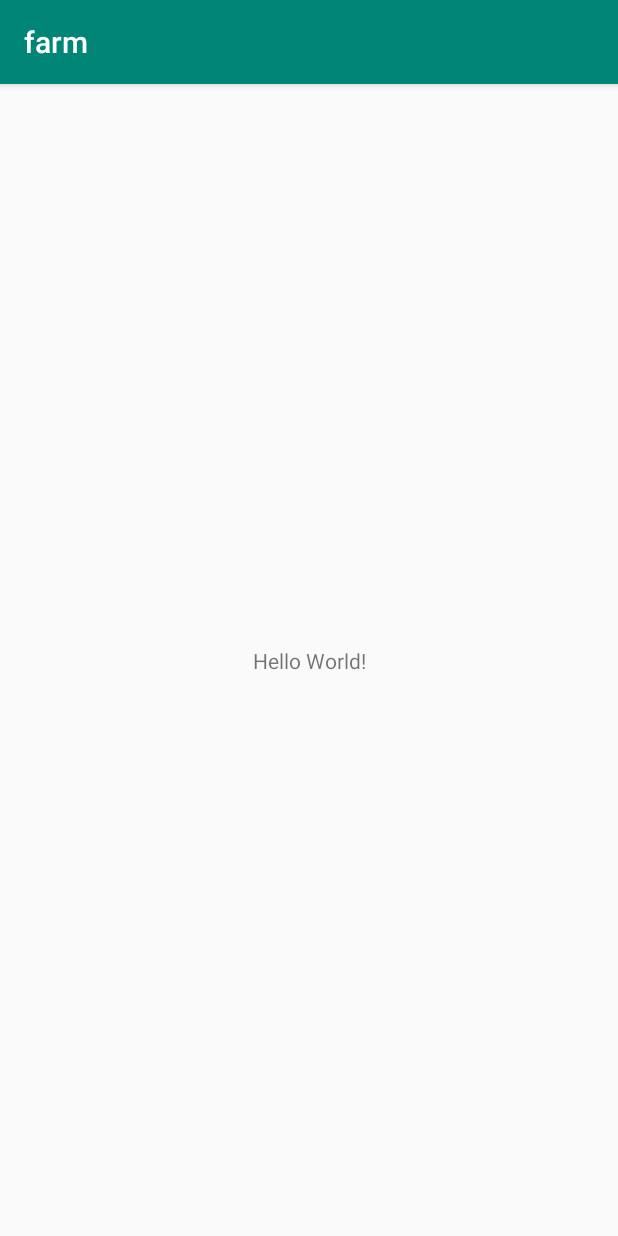
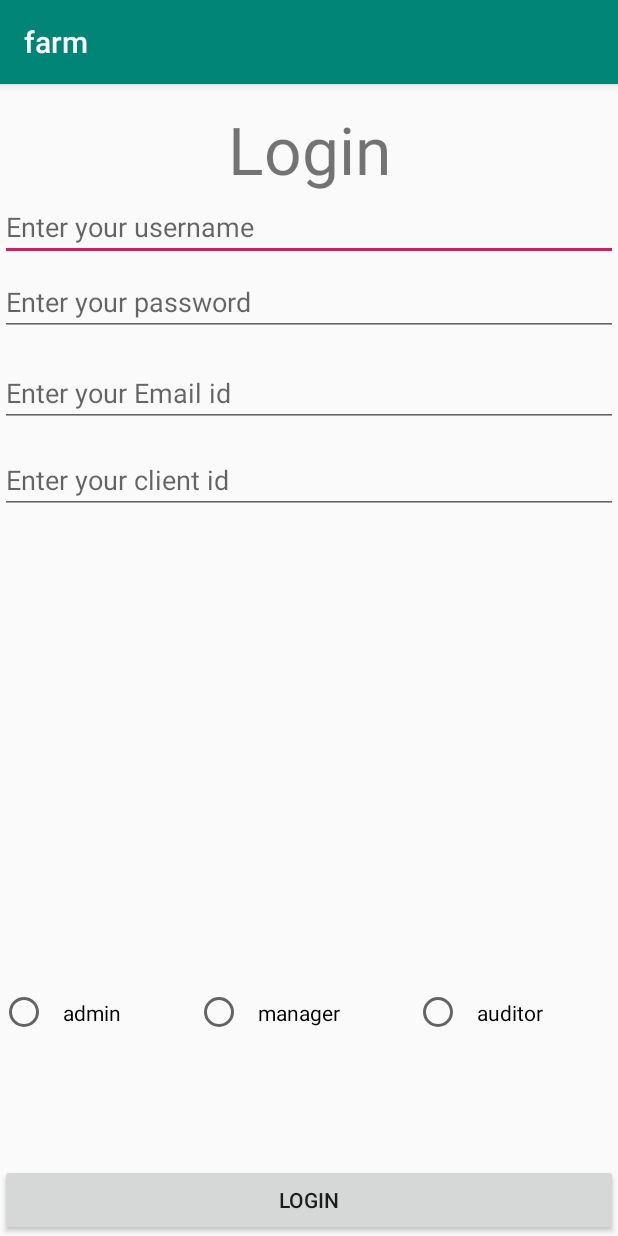
Before and after one commit to Rawkush/farm-app, an Android app: the screen it shows after launch (Login), on a phone screen of 412 x 824 dp. Run offline under Robolectric (Android 15) with nearby library versions, the light colour scheme and no system bars.

Commit message:
basic skeleton

```diff
--- a/app/src/main/AndroidManifest.xml
+++ b/app/src/main/AndroidManifest.xml
@@ -9,7 +9,7 @@
         android:roundIcon="@mipmap/ic_launcher_round"
         android:supportsRtl="true"
         android:theme="@style/AppTheme">
-        <activity android:name=".Login">
+        <activity android:name=".activity.Login">
             <intent-filter>
                 <action android:name="android.intent.action.MAIN" />
 
--- a/app/src/main/java/farm/gecdevelopers/com/farm/Login.java
+++ /dev/null
@@ -1,13 +0,0 @@
-package farm.gecdevelopers.com.farm;
-
-import android.support.v7.app.AppCompatActivity;
-import android.os.Bundle;
-
-public class Login extends AppCompatActivity {
-
-    @Override
-    protected void onCreate(Bundle savedInstanceState) {
-        super.onCreate(savedInstanceState);
-        setContentView(R.layout.activity_login);
-    }
-}
--- /dev/null
+++ b/app/src/main/java/farm/gecdevelopers/com/farm/activity/Login.java
@@ -0,0 +1,72 @@
+package farm.gecdevelopers.com.farm.activity;
+
+import android.support.v7.app.AppCompatActivity;
+import android.os.Bundle;
+import android.util.Log;
+import android.view.View;
+import android.widget.Button;
+import android.widget.EditText;
+import android.widget.RadioButton;
+
+import farm.gecdevelopers.com.farm.R;
+
+public class Login extends AppCompatActivity {
+    RadioButton rbType_1,rbType_2,rbType_3;
+    EditText edUserName,edPassword, edEmail,edClientId;
+    Button btLogin;
+    final String TAG="My Tag";
+
+    @Override
+    protected void onCreate(Bundle savedInstanceState) {
+        super.onCreate(savedInstanceState);
+        setContentView(R.layout.activity_login);
+
+        initViews();
+
+        btLogin.setOnClickListener(new View.OnClickListener() {
+            @Override
+            public void onClick(View view) {
+                login();
+            }
+        });
+
+
+    }
+
+private void login(){
+        isFormFilled();
+        //TODO perform check or authenticity
+
+}
+
+
+private boolean isFormFilled(){
+        //TODO adding error for wrong data and empt data
+
+        if(edUserName.getText().toString().equals("") || edPassword.getText().toString().equals("")
+                || edEmail.getText().toString().equals("")||edClientId.getText().toString().equals(""))
+            return false;
+        if(!isTypeSelected())
+            return  false;
+
+        Log.v(TAG,"Form is filled properly");
+        return  true;
+}
+
+private boolean isTypeSelected(){
+    return rbType_3.isSelected() || rbType_2.isSelected() || rbType_1.isSelected();
+}
+private void initViews() {
+
+    rbType_1=findViewById(R.id.type_1);
+    rbType_2=findViewById(R.id.type_2);
+    rbType_3= findViewById(R.id.type_3);
+    edClientId=findViewById(R.id.client_id);
+    edEmail=findViewById(R.id.email);
+    edPassword=findViewById(R.id.password);
+    edUserName=findViewById(R.id.username);
+    btLogin= findViewById(R.id.button);
+}
+
+
+}
--- a/app/src/main/res/layout/activity_login.xml
+++ b/app/src/main/res/layout/activity_login.xml
@@ -1,18 +1,117 @@
 <?xml version="1.0" encoding="utf-8"?>
-<android.support.constraint.ConstraintLayout xmlns:android="http://schemas.android.com/apk/res/android"
+<RelativeLayout xmlns:android="http://schemas.android.com/apk/res/android"
     xmlns:app="http://schemas.android.com/apk/res-auto"
     xmlns:tools="http://schemas.android.com/tools"
     android:layout_width="match_parent"
     android:layout_height="match_parent"
-    tools:context=".Login">
+    tools:context=".activity.Login">
+
 
     <TextView
-        android:layout_width="wrap_content"
+        android:id="@+id/textView"
+        android:layout_width="match_parent"
         android:layout_height="wrap_content"
-        android:text="Hello World!"
-        app:layout_constraintBottom_toBottomOf="parent"
-        app:layout_constraintLeft_toLeftOf="parent"
-        app:layout_constraintRight_toRightOf="parent"
-        app:layout_constraintTop_toTopOf="parent" />
+        android:layout_alignParentStart="true"
+        android:layout_alignParentTop="true"
+        android:layout_marginStart="0dp"
+        android:layout_marginTop="14dp"
+        android:text="Login"
+        android:textAlignment="center"
+        android:textSize="44sp" />
 
-</android.support.constraint.ConstraintLayout>
+    <EditText
+        android:id="@+id/username"
+        android:layout_width="match_parent"
+        android:layout_height="wrap_content"
+        android:layout_below="@+id/textView"
+        android:layout_alignParentStart="true"
+        android:ems="10"
+        android:inputType="textPersonName"
+        android:textSize="18sp"
+        android:hint="Enter your username" />
+
+    <EditText
+        android:id="@+id/password"
+        android:layout_width="match_parent"
+        android:layout_height="wrap_content"
+        android:layout_below="@+id/textView"
+        android:layout_alignParentStart="true"
+        android:layout_marginStart="0dp"
+        android:layout_marginTop="50dp"
+        android:ems="10"
+        android:hint="Enter your password"
+        android:inputType="textPersonName"
+        android:textSize="18sp" />
+
+    <EditText
+        android:id="@+id/email"
+        android:layout_width="match_parent"
+        android:layout_height="wrap_content"
+        android:layout_alignParentStart="true"
+        android:layout_alignParentTop="true"
+        android:layout_marginStart="0dp"
+        android:layout_marginTop="183dp"
+        android:ems="10"
+        android:hint="Enter your Email id"
+        android:inputType="textEmailAddress" />
+
+    <EditText
+        android:id="@+id/client_id"
+        android:layout_width="match_parent"
+        android:layout_height="wrap_content"
+        android:layout_alignParentStart="true"
+        android:layout_alignParentTop="true"
+        android:layout_marginStart="0dp"
+        android:layout_marginTop="241dp"
+        android:ems="10"
+        android:hint="Enter your client id"
+        android:inputType="phone" />
+
+    <RadioGroup
+        android:id="@+id/rdGroup"
+        android:layout_width="match_parent"
+        android:layout_height="wrap_content"
+        android:layout_alignParentStart="true"
+        android:layout_alignParentBottom="true"
+        android:layout_marginStart="0dp"
+        android:layout_marginBottom="129dp"
+        android:orientation="horizontal">
+
+        <RadioButton
+            android:id="@+id/type_1"
+            android:layout_width="wrap_content"
+            android:layout_height="wrap_content"
+            android:layout_alignStart="@+id/rdGroup"
+            android:layout_alignTop="@+id/rdGroup"
+            android:layout_weight="1"
+            android:padding="10dp"
+            android:text="admin" />
+
+        <RadioButton
+            android:id="@+id/type_2"
+            android:layout_width="wrap_content"
+            android:layout_height="wrap_content"
+            android:layout_weight="1"
+            android:padding="10dp"
+            android:text="manager" />
+
+        <RadioButton
+            android:id="@+id/type_3"
+            android:layout_width="wrap_content"
+            android:layout_height="wrap_content"
+            android:layout_weight="1"
+            android:padding="10dp"
+            android:text="auditor" />
+
+
+    </RadioGroup>
+
+    <Button
+        android:id="@+id/button"
+        android:layout_width="match_parent"
+        android:layout_height="wrap_content"
+        android:layout_alignParentStart="true"
+        android:layout_alignParentBottom="true"
+        android:text="Login" />
+
+</RelativeLayout>
```
